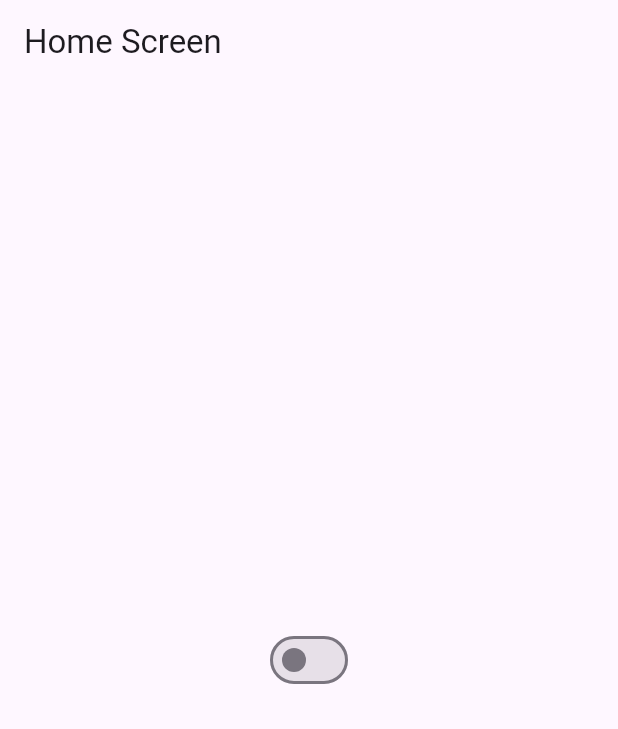
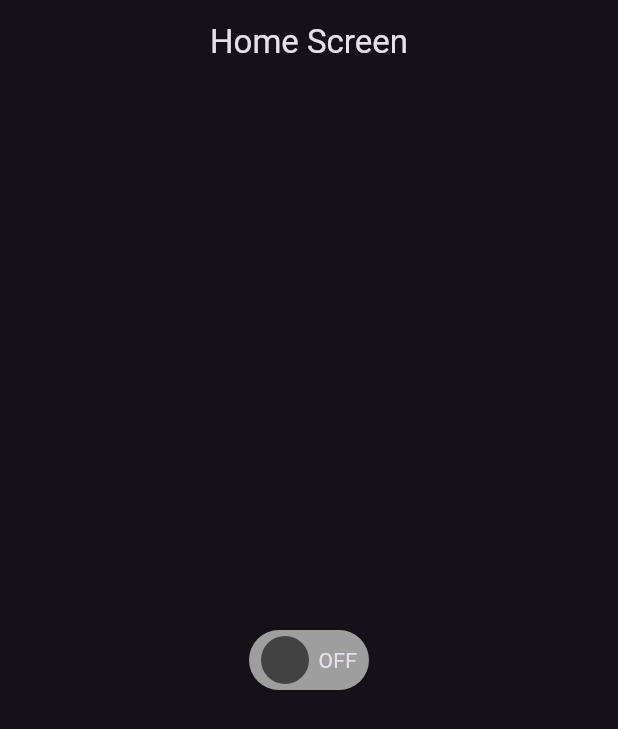
Before and after one commit to hex4coder/switch_animation, a Flutter app: the screen it shows after launch, on a phone screen of 412 x 824 dp. Shown: the top 729 px of the screen. Run offline on Flutter 3.47's test engine with Material 3 defaults, Android fonts, the light colour scheme and no system bars.

Commit message:
create simple animations

```diff
--- a/lib/main.dart
+++ b/lib/main.dart
@@ -12,8 +12,7 @@
   Widget build(BuildContext context) {
     return MaterialApp(
       title: 'Switch Animation Demo',
-      theme: ThemeData(
-        colorScheme: ColorScheme.fromSeed(seedColor: Colors.deepPurple),
+      theme: ThemeData.dark(
         useMaterial3: true,
       ),
       home: const HomeScreen(),
--- a/lib/screens/home.dart
+++ b/lib/screens/home.dart
@@ -9,9 +9,15 @@ class HomeScreen extends StatelessWidget {
     return Scaffold(
       appBar: AppBar(
         title: const Text("Home Screen"),
+        centerTitle: true,
       ),
-      body: const Center(
-        child: SwitchAnimationWidget(),
+      body: Center(
+        child: SwitchAnimationWidget(
+          width: 80,
+          onChanged: (bool a) {
+            print(a);
+          },
+        ),
       ),
     );
   }
--- a/lib/widgets/switch_animation.dart
+++ b/lib/widgets/switch_animation.dart
@@ -1,7 +1,17 @@
 import 'package:flutter/material.dart';
 
 class SwitchAnimationWidget extends StatefulWidget {
-  const SwitchAnimationWidget({super.key});
+  const SwitchAnimationWidget(
+      {this.width = 80,
+      this.showText = true,
+      required this.onChanged,
+      this.vertical = false,
+      super.key});
+
+  final bool showText;
+  final double width;
+  final void Function(bool) onChanged;
+  final bool vertical;
 
   @override
   State<SwitchAnimationWidget> createState() => _SwitchAnimationWidgetState();
@@ -10,15 +20,60 @@ class SwitchAnimationWidget extends StatefulWidget {
 class _SwitchAnimationWidgetState extends State<SwitchAnimationWidget> {
   // trigger
   bool isOn = false;
+  final dur = const Duration(milliseconds: 200);
 
   @override
   Widget build(BuildContext context) {
-    return Switch.adaptive(
-        value: isOn,
-        onChanged: (bool? on) {
-          setState(() {
-            isOn = on ?? false;
-          });
+    return GestureDetector(
+      onTap: () {
+        setState(() {
+          isOn = !isOn;
         });
+        widget.onChanged(isOn);
+      },
+      child: RotatedBox(
+        quarterTurns: widget.vertical ? -45 : 0,
+        child: Stack(
+          alignment: Alignment.centerLeft,
+          children: [
+            AnimatedContainer(
+              duration: dur,
+              width: widget.width,
+              height: widget.width / 2,
+              decoration: BoxDecoration(
+                color: isOn ? Colors.green : Colors.grey,
+                borderRadius: BorderRadius.circular(100),
+              ),
+              padding: EdgeInsets.symmetric(
+                  horizontal: widget.width / 10, vertical: widget.width / 10),
+            ),
+            AnimatedPositioned(
+              right: isOn
+                  ? (widget.width - (widget.width / 10) - (widget.width / 4))
+                  : (widget.width / 10),
+              duration: dur,
+              child: Opacity(
+                  opacity: widget.showText ? 1.0 : 0.0,
+                  child: Text(isOn ? "ON" : "OFF")),
+            ),
+            AnimatedPositioned(
+              left: isOn
+                  ? (widget.width - (widget.width / 10) - widget.width / 2.5)
+                  : (widget.width / 10),
+              duration: dur,
+              child: AnimatedContainer(
+                duration: dur,
+                width: widget.width / 2.5,
+                height: widget.width / 2.5,
+                decoration: BoxDecoration(
+                  borderRadius: BorderRadius.circular(100),
+                  color: isOn ? Colors.green.shade800 : Colors.grey.shade800,
+                ),
+              ),
+            ),
+          ],
+        ),
+      ),
+    );
   }
 }
```
